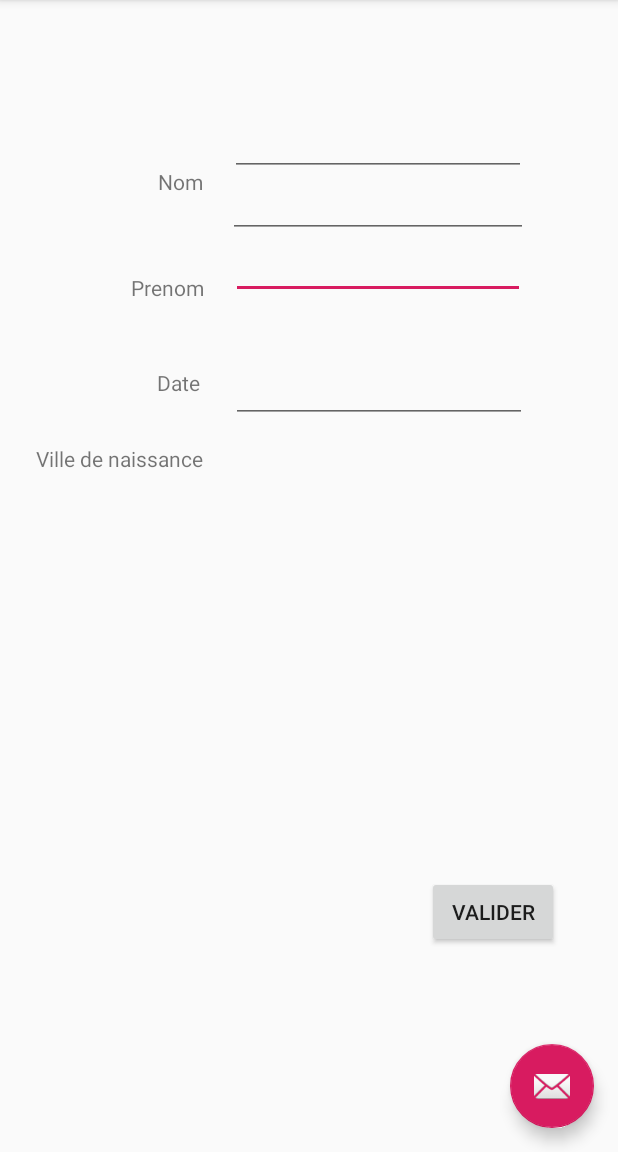
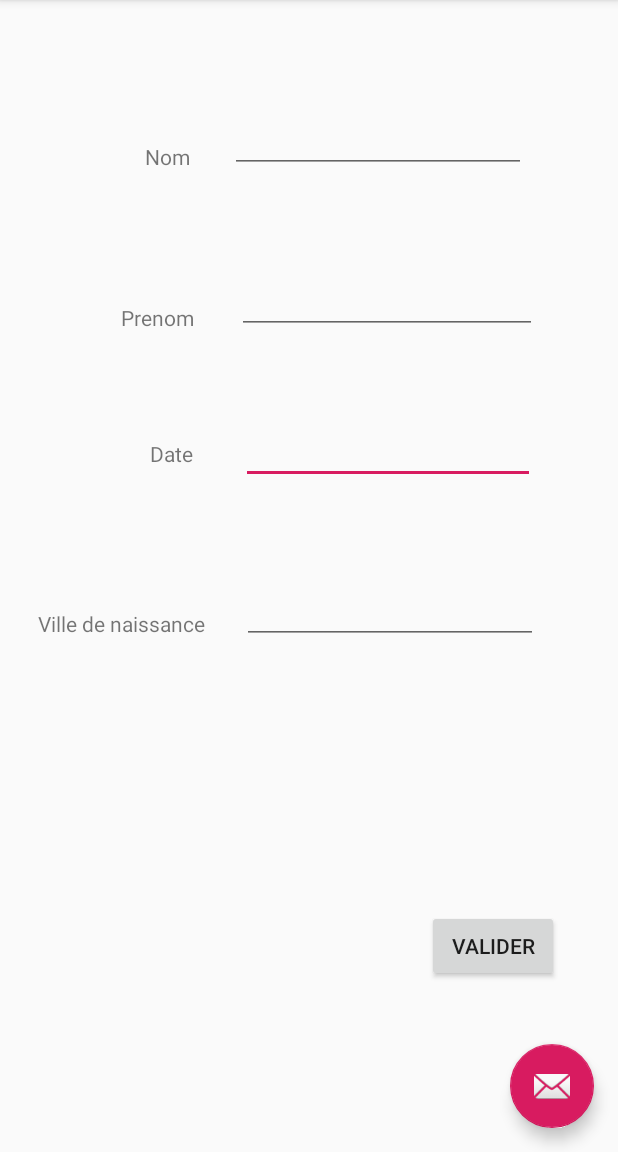
Before and after one commit to thomasguessant35/MathieuEtThomasMMM, an Android app: the screen it shows after launch (MainActivity), on a phone screen of 412 x 824 dp, the part 84-1236 px from its top. Run offline under Robolectric (Android 15) with nearby library versions, the phone set to English and light mode, and no system bars; our stand-ins replace ButterKnife.

```diff
--- a/app/build.gradle
+++ b/app/build.gradle
@@ -3,6 +3,12 @@ apply plugin: 'com.android.application'
 android {
     compileSdkVersion 29
     buildToolsVersion "29.0.2"
+
+    // Butterknife requires Java 8.
+    compileOptions {
+        sourceCompatibility JavaVersion.VERSION_1_8
+        targetCompatibility JavaVersion.VERSION_1_8
+    }
     defaultConfig {
         applicationId "com.example.mathieuetthomas"
         minSdkVersion 25
--- a/app/src/main/res/layout/content_main.xml
+++ b/app/src/main/res/layout/content_main.xml
@@ -12,25 +12,26 @@
         android:id="@+id/textView2"
         android:layout_width="wrap_content"
         android:layout_height="wrap_content"
+        android:layout_marginStart="95dp"
+        android:layout_marginTop="80dp"
+        android:layout_marginEnd="25dp"
+        android:layout_marginBottom="10dp"
         android:text="@string/nom"
-        app:layout_constraintBottom_toBottomOf="parent"
-        app:layout_constraintHorizontal_bias="0.275"
-        app:layout_constraintLeft_toLeftOf="parent"
-        app:layout_constraintRight_toRightOf="parent"
-        app:layout_constraintTop_toTopOf="parent"
-        app:layout_constraintVertical_bias="0.149" />
+        app:layout_constraintBottom_toTopOf="@+id/textView"
+        app:layout_constraintEnd_toStartOf="@+id/editText2"
+        app:layout_constraintStart_toStartOf="parent"
+        app:layout_constraintTop_toTopOf="parent" />
 
     <TextView
         android:id="@+id/textView"
         android:layout_width="wrap_content"
         android:layout_height="wrap_content"
-        android:layout_marginStart="86dp"
-        android:layout_marginTop="12dp"
-        android:layout_marginEnd="275dp"
-        android:layout_marginBottom="527dp"
+        android:layout_marginStart="76dp"
+        android:layout_marginTop="63dp"
+        android:layout_marginBottom="24dp"
         android:text="@string/prenom"
-        app:layout_constraintBottom_toBottomOf="parent"
-        app:layout_constraintEnd_toEndOf="parent"
+        app:layout_constraintBottom_toTopOf="@+id/textView4"
+        app:layout_constraintEnd_toStartOf="@+id/editText3"
         app:layout_constraintStart_toStartOf="parent"
         app:layout_constraintTop_toBottomOf="@+id/textView2" />
 
@@ -38,11 +39,10 @@
         android:id="@+id/textView4"
         android:layout_width="wrap_content"
         android:layout_height="wrap_content"
-        android:layout_marginStart="83dp"
-        android:layout_marginTop="24dp"
-        android:layout_marginBottom="484dp"
+        android:layout_marginStart="100dp"
+        android:layout_marginTop="32dp"
         android:text="@string/date"
-        app:layout_constraintBottom_toBottomOf="parent"
+        app:layout_constraintBottom_toTopOf="@+id/textView6"
         app:layout_constraintEnd_toStartOf="@+id/editText"
         app:layout_constraintStart_toStartOf="parent"
         app:layout_constraintTop_toBottomOf="@+id/textView" />
@@ -51,31 +51,26 @@
         android:id="@+id/editText"
         android:layout_width="196dp"
         android:layout_height="38dp"
-        android:layout_marginStart="136dp"
-        android:layout_marginTop="161dp"
-        android:layout_marginEnd="62dp"
-        android:layout_marginBottom="469dp"
+        android:layout_marginStart="31dp"
+        android:layout_marginEnd="55dp"
+        android:layout_marginBottom="52dp"
+        android:autofillHints=""
         android:ems="10"
         android:inputType="date"
-        app:layout_constraintBottom_toBottomOf="parent"
+        app:layout_constraintBottom_toTopOf="@+id/editText4"
         app:layout_constraintEnd_toEndOf="parent"
-        app:layout_constraintHorizontal_bias="1.0"
-        app:layout_constraintStart_toStartOf="parent"
-        app:layout_constraintTop_toTopOf="parent"
-        app:layout_constraintVertical_bias="0.0"
-        android:autofillHints="" />
+        app:layout_constraintStart_toEndOf="@+id/textView4"
+        app:layout_constraintTop_toBottomOf="@+id/editText3" />
 
     <EditText
         android:id="@+id/editText2"
         android:layout_width="197dp"
         android:layout_height="33dp"
-        android:layout_marginStart="17dp"
-        android:layout_marginTop="84dp"
-        android:layout_marginEnd="61dp"
-        android:layout_marginBottom="44dp"
+        android:layout_marginTop="64dp"
+        android:layout_marginEnd="60dp"
         android:ems="10"
         android:inputType="textPersonName"
-        app:layout_constraintBottom_toTopOf="@+id/editText"
+        app:layout_constraintBottom_toTopOf="@+id/editText3"
         app:layout_constraintEnd_toEndOf="parent"
         app:layout_constraintStart_toEndOf="@+id/textView2"
         app:layout_constraintTop_toTopOf="parent" />
@@ -84,12 +79,15 @@
         android:id="@+id/editText3"
         android:layout_width="200dp"
         android:layout_height="39dp"
-        android:layout_marginStart="16dp"
-        android:layout_marginTop="2dp"
-        android:layout_marginBottom="3dp"
+        android:layout_marginStart="24dp"
+        android:layout_marginTop="49dp"
+        android:layout_marginEnd="49dp"
+        android:layout_marginBottom="44dp"
         android:ems="10"
         android:inputType="textPersonName"
         app:layout_constraintBottom_toTopOf="@+id/editText"
+        app:layout_constraintEnd_toEndOf="parent"
+        app:layout_constraintHorizontal_bias="0.0"
         app:layout_constraintStart_toEndOf="@+id/textView"
         app:layout_constraintTop_toBottomOf="@+id/editText2" />
 
@@ -97,13 +95,12 @@
         android:id="@+id/textView6"
         android:layout_width="wrap_content"
         android:layout_height="wrap_content"
-        android:layout_marginStart="22dp"
-        android:layout_marginTop="22dp"
-        android:layout_marginEnd="275dp"
-        android:layout_marginBottom="443dp"
+        android:layout_marginStart="24dp"
+        android:layout_marginTop="79dp"
+        android:layout_marginBottom="328dp"
         android:text="@string/ville_de_naissance"
         app:layout_constraintBottom_toBottomOf="parent"
-        app:layout_constraintEnd_toEndOf="parent"
+        app:layout_constraintEnd_toStartOf="@+id/editText4"
         app:layout_constraintStart_toStartOf="parent"
         app:layout_constraintTop_toBottomOf="@+id/textView4" />
 
@@ -111,12 +108,12 @@
         android:id="@+id/editText4"
         android:layout_width="197dp"
         android:layout_height="36dp"
-        android:layout_marginStart="17dp"
-        android:layout_marginEnd="60dp"
-        android:layout_marginBottom="440dp"
+        android:layout_marginStart="24dp"
+        android:layout_marginEnd="52dp"
+        android:layout_marginBottom="159dp"
         android:ems="10"
         android:inputType="textPersonName"
-        app:layout_constraintBottom_toBottomOf="parent"
+        app:layout_constraintBottom_toTopOf="@+id/button"
         app:layout_constraintEnd_toEndOf="parent"
         app:layout_constraintStart_toEndOf="@+id/textView6"
         app:layout_constraintTop_toBottomOf="@+id/editText" />
@@ -126,14 +123,12 @@
         android:layout_width="wrap_content"
         android:layout_height="wrap_content"
         android:layout_marginStart="284dp"
-        android:layout_marginTop="279dp"
         android:layout_marginEnd="39dp"
         android:layout_marginBottom="113dp"
+        android:onClick="valider"
         android:text="Valider"
         app:layout_constraintBottom_toBottomOf="parent"
         app:layout_constraintEnd_toEndOf="parent"
-        app:layout_constraintStart_toStartOf="parent"
-        app:layout_constraintTop_toBottomOf="@+id/editText4"
-        android:onClick="valider" />
+        app:layout_constraintStart_toStartOf="parent" />
 
 </androidx.constraintlayout.widget.ConstraintLayout>
```
